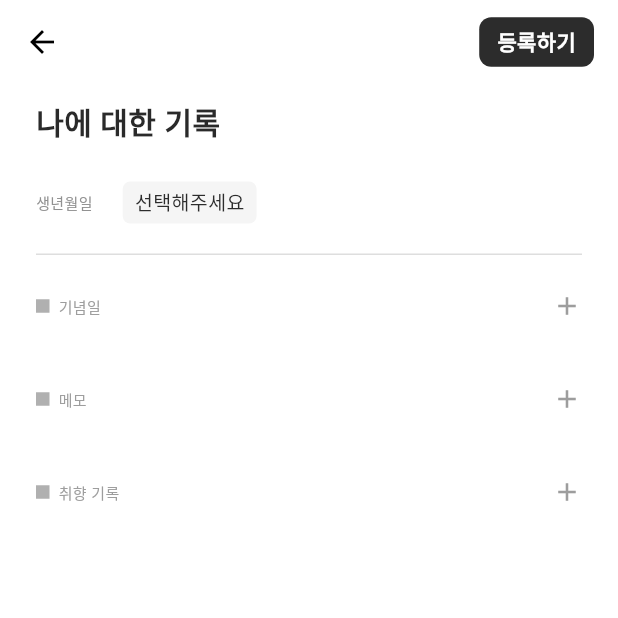
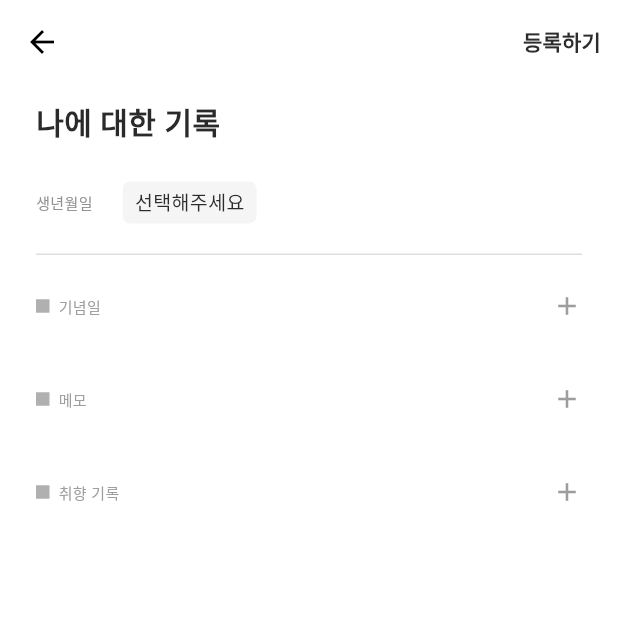
Before and after one commit to uiiuodo/testedn5, a Flutter app: the MyRecordScreen screen opened directly, after a tap on the "edit" icon, on a phone screen of 412 x 824 dp, the top half of it. Run offline on Flutter 3.47's test engine with Material 3 defaults, Android fonts, the phone set to English and light mode, and no system bars; our stand-ins replace cloud_firestore, firebase_auth, firebase_core, get, hive, hive_flutter and 2 more; missing offline and left inert: lunar; accounts and stored records are empty; Roboto replaces fonts that are missing (Noto Sans); statements that could not run were skipped.

```diff
--- a/lib/ui/page/mypage/my_record_screen.dart
+++ b/lib/ui/page/mypage/my_record_screen.dart
@@ -6,6 +6,7 @@ import '../people/preference_add_bottom_sheet.dart';
 import '../../widgets/common/anniversary_bottom_sheet.dart';
 
 import '../../theme/app_colors.dart';
+import '../../theme/app_text_styles.dart';
 
 class MyRecordScreen extends StatelessWidget {
   const MyRecordScreen({super.key});
@@ -28,29 +29,13 @@ class MyRecordScreen extends StatelessWidget {
           Obx(() {
             if (controller.isEditMode.value) {
               // Edit Mode: Show "Register" (Save) Button
-              return Padding(
-                padding: const EdgeInsets.only(right: 16),
-                child: Center(
-                  child: GestureDetector(
-                    onTap: controller.saveMyRecord,
-                    child: Container(
-                      padding: const EdgeInsets.symmetric(
-                        horizontal: 12,
-                        vertical: 6,
-                      ),
-                      decoration: BoxDecoration(
-                        color: AppColors.primary,
-                        borderRadius: BorderRadius.circular(8),
-                      ),
-                      child: const Text(
-                        '등록하기',
-                        style: TextStyle(
-                          color: Colors.white,
-                          fontSize: 14,
-                          fontWeight: FontWeight.w600,
-                        ),
-                      ),
-                    ),
+              return TextButton(
+                onPressed: controller.saveMyRecord,
+                child: Text(
+                  '등록하기',
+                  style: AppTextStyles.body2.copyWith(
+                    color: AppColors.primary,
+                    fontWeight: FontWeight.w600,
                   ),
                 ),
               );
```
